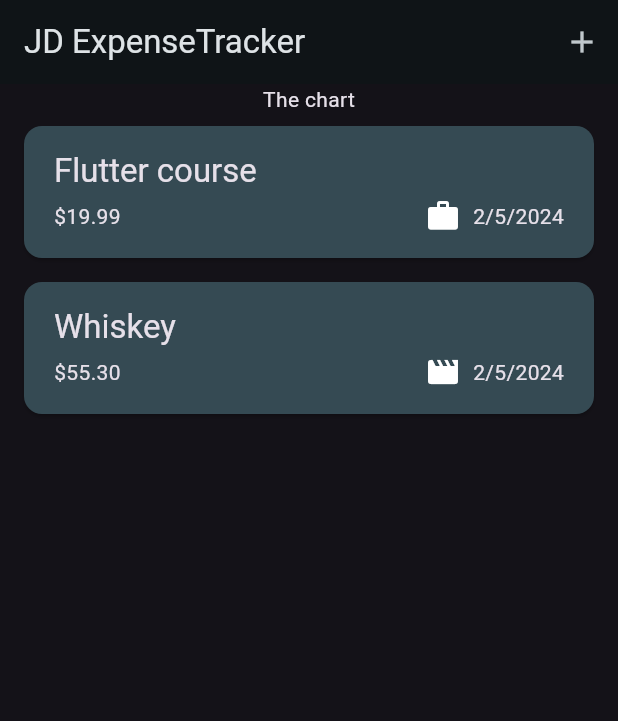
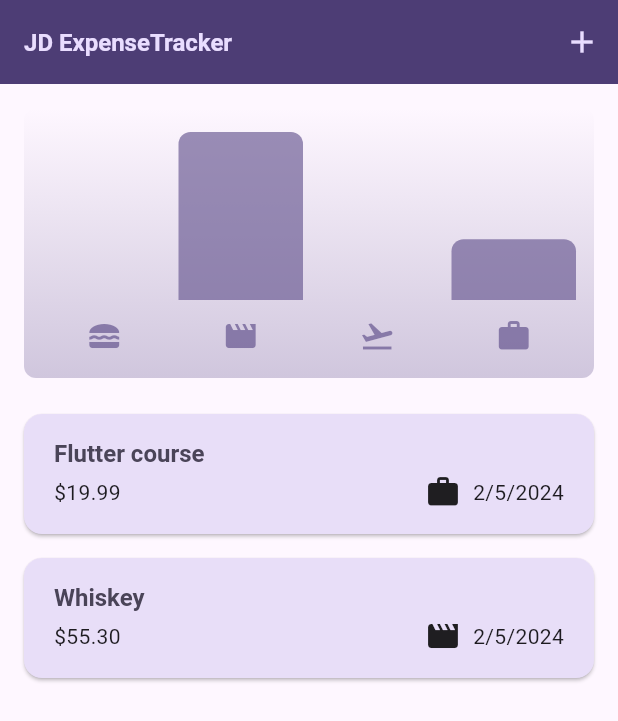
Before and after one commit to cavalryjim/expense_tracker, a Flutter app: the screen it shows after launch, on a phone screen of 412 x 824 dp. Shown: the top 721 px of the screen. Run offline on Flutter 3.47's test engine with Material 3 defaults, Android fonts, the phone set to English and light mode, and no system bars; missing offline and left inert: dart:ffi.

Commit message:
updating the dark mode

```diff
--- a/lib/main.dart
+++ b/lib/main.dart
@@ -51,7 +51,7 @@ void main() {
           ),
         )
       ),
-      themeMode: ThemeMode.dark,
+      // themeMode: ThemeMode.dark,
       home: const Expenses(),
     ),
   );
--- a/lib/widgets/expenses.dart
+++ b/lib/widgets/expenses.dart
@@ -1,5 +1,6 @@
 import 'dart:ffi';
 
+import 'package:expense_tracker/widgets/chart/chart.dart';
 import 'package:expense_tracker/widgets/expenses_list/expenses_list.dart';
 import 'package:expense_tracker/models/expense.dart';
 import 'package:expense_tracker/widgets/new_expense.dart';
@@ -89,7 +90,7 @@ class _ExpensesState extends State<Expenses> {
       ),
       body: Column(
         children: [
-          const Text('The chart'),
+          Chart(expenses: _registeredExpenses),
           Expanded(
             child: mainContent,
           ),
```
